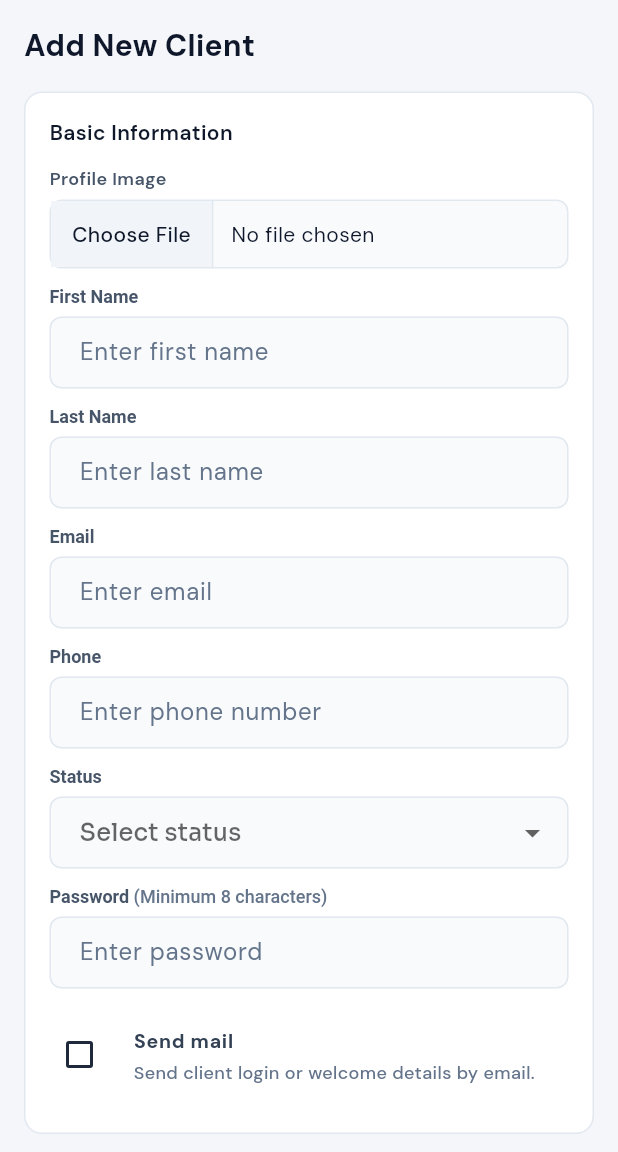
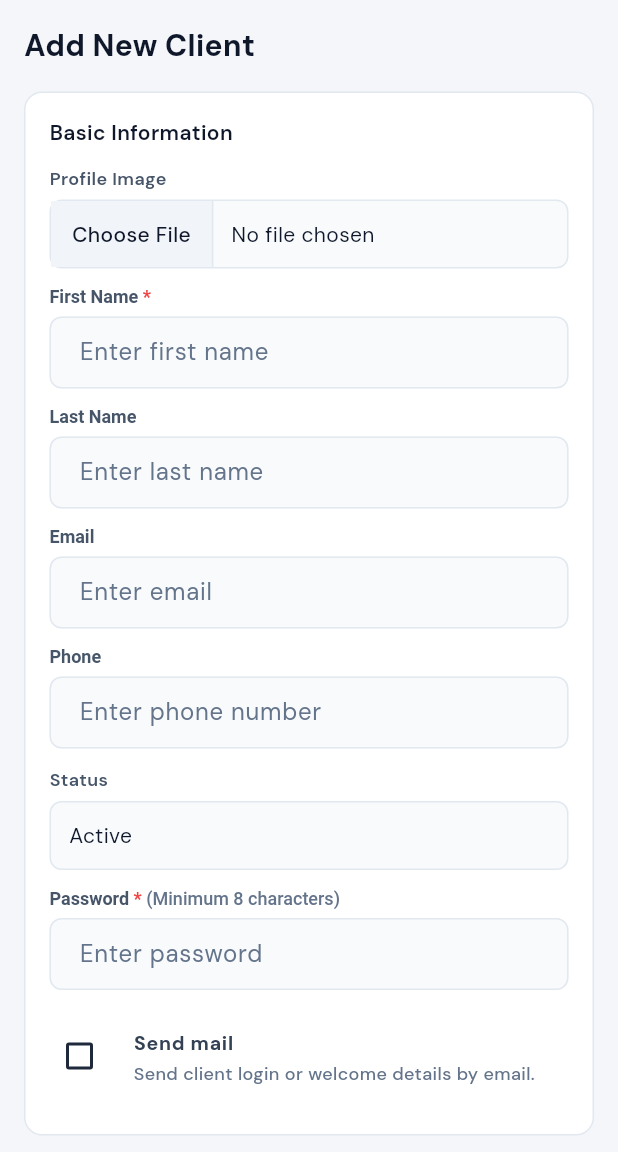
Before and after one commit to Sshinde77/MyCRM, a Flutter app: the AddClientScreen screen opened directly, on a phone screen of 412 x 824 dp, the part 84-1236 px from its top. Run offline on Flutter 3.47's test engine with Material 3 defaults, Android fonts, the phone set to English and light mode, and no system bars; our stand-ins replace device_info_plus, dio, file_picker, firebase_core, firebase_messaging, fl_chart and 12 more; missing offline and left inert: country_state_city_selector, syncfusion_flutter_pdfviewer; accounts and stored records are empty; statements that could not run were skipped.

Commit message:
made changes in the client create and edit form

```diff
--- a/lib/models/client_detail_model.dart
+++ b/lib/models/client_detail_model.dart
@@ -2,6 +2,8 @@ class ClientDetailModel {
   const ClientDetailModel({
     required this.id,
     required this.name,
+    required this.firstName,
+    required this.lastName,
     required this.companyName,
     required this.email,
     required this.phone,
@@ -26,6 +28,8 @@ class ClientDetailModel {
 
   final String id;
   final String name;
+  final String firstName;
+  final String lastName;
   final String companyName;
   final String email;
   final String phone;
@@ -71,6 +75,11 @@ class ClientDetailModel {
       'address_line_1',
     ]);
     final fallbackPersonName = _readFullName(json);
+    final resolvedFirstName = _readString(json, const [
+      'first_name',
+      'firstName',
+    ]);
+    final resolvedLastName = _readString(json, const ['last_name', 'lastName']);
     final resolvedName = _readString(json, [
       'name',
       'full_name',
@@ -160,6 +169,8 @@ class ClientDetailModel {
         'client_id',
       ]),
       name: resolvedName.isNotEmpty ? resolvedName : fallbackPersonName,
+      firstName: resolvedFirstName,
+      lastName: resolvedLastName,
       companyName: resolvedCompanyName,
       email: _readString(json, [
         'email',
--- a/lib/models/client_model.dart
+++ b/lib/models/client_model.dart
@@ -2,6 +2,8 @@ class ClientModel {
   const ClientModel({
     required this.id,
     required this.name,
+    this.firstName = '',
+    this.lastName = '',
     this.companyNames = const [],
     this.companyBusinessDetails = const [],
     required this.email,
@@ -15,6 +17,8 @@ class ClientModel {
 
   final String id;
   final String name;
+  final String firstName;
+  final String lastName;
   final List<String> companyNames;
   final List<ClientBusinessDetail> companyBusinessDetails;
   final String email;
@@ -51,6 +55,14 @@ class ClientModel {
       'title',
     ]);
     final fallbackPersonName = _readFullName(source);
+    final resolvedFirstName = _readString(source, const [
+      'first_name',
+      'firstName',
+    ]);
+    final resolvedLastName = _readString(source, const [
+      'last_name',
+      'lastName',
+    ]);
 
     final resolvedContactName = _readString(source, [
       'contact_name',
@@ -77,6 +89,8 @@ class ClientModel {
           : (resolvedCompanyNames.isNotEmpty
                 ? resolvedCompanyNames.first
                 : fallbackPersonName),
+      firstName: resolvedFirstName,
+      lastName: resolvedLastName,
       companyNames: resolvedCompanyNames,
       companyBusinessDetails: resolvedCompanyBusinessDetails,
       email: _readString(source, [
--- a/lib/screens/add_client_screen.dart
+++ b/lib/screens/add_client_screen.dart
@@ -48,6 +48,9 @@ class _AddClientScreenState extends State<AddClientScreen> {
   void initState() {
     super.initState();
     _hydrateFromArgs();
+    if (!_isEditMode) {
+      _status = 'Active';
+    }
   }
 
   void _hydrateFromArgs() {
@@ -59,6 +62,16 @@ class _AddClientScreenState extends State<AddClientScreen> {
       final rawId = args['id'] ?? args['clientId'] ?? args['client_id'];
       if (rawId != null) {
         resolvedId = rawId.toString();
+      }
+      final rawFirstName =
+          args['first_name'] ?? args['firstName'] ?? args['firstname'];
+      final rawLastName =
+          args['last_name'] ?? args['lastName'] ?? args['lastname'];
+      if (rawFirstName != null) {
+        _firstNameController.text = rawFirstName.toString().trim();
+      }
+      if (rawLastName != null) {
+        _lastNameController.text = rawLastName.toString().trim();
       }
       final rawEdit = args['isEdit'];
       editFlag = rawEdit == true || rawEdit == 'true' || rawEdit == 1;
@@ -94,10 +107,17 @@ class _AddClientScreenState extends State<AddClientScreen> {
   }
 
   void _applyDetail(ClientDetailModel detail) {
+    if (detail.firstName.trim().isNotEmpty ||
+        detail.lastName.trim().isNotEmpty) {
+      _firstNameController.text = detail.firstName.trim();
+      _lastNameController.text = detail.lastName.trim();
+    } else if (_firstNameController.text.trim().isEmpty &&
+        _lastNameController.text.trim().isEmpty) {
       final contactName = detail.contactPerson.trim().isNotEmpty
           ? detail.contactPerson
           : detail.name;
       _applyContactName(contactName);
+    }
     _emailController.text = detail.email;
     _phoneController.text = detail.phone;
     _addressLine1Controller.text = detail.addressLine1;
@@ -256,6 +276,7 @@ class _AddClientScreenState extends State<AddClientScreen> {
                       children: [
                         _TextFieldTile(
                           label: 'First Name',
+                          isRequired: !_isEditMode,
                           controller: _firstNameController,
                           hintText: 'Enter first name',
                         ),
@@ -276,16 +297,24 @@ class _AddClientScreenState extends State<AddClientScreen> {
                           hintText: 'Enter phone number',
                           keyboardType: TextInputType.phone,
                         ),
+                        if (_isEditMode)
                           _DropdownFieldTile(
                             label: 'Status',
                             value: _status,
                             hintText: 'Select status',
                             items: _statusItems(),
-                          onChanged: (value) => setState(() => _status = value),
+                            onChanged: (value) =>
+                                setState(() => _status = value),
+                          )
+                        else
+                          const _StaticFieldTile(
+                            label: 'Status',
+                            value: 'Active',
                           ),
                         if (!_isEditMode)
                           _TextFieldTile(
                             label: 'Password',
+                            isRequired: true,
                             labelHelperText: 'Minimum 8 characters',
                             controller: _passwordController,
                             hintText: 'Enter password',
@@ -460,12 +489,26 @@ class _AddClientScreenState extends State<AddClientScreen> {
     return items;
   }
 
-  String? _validateForm() {
+  String? _nullable(String value) {
+    final normalized = value.trim();
+    return normalized.isEmpty ? null : normalized;
+  }
+
+  String? _validateForm({required bool isCreate}) {
+    final firstName = _firstNameController.text.trim();
+    if (isCreate && firstName.isEmpty) {
+      return 'First name is required.';
+    }
+
     final email = _emailController.text.trim();
     if (email.isNotEmpty && !email.contains('@')) {
       return 'Enter a valid email address.';
     }
+
     final password = _passwordController.text.trim();
+    if (isCreate && password.isEmpty) {
+      return 'Password is required.';
+    }
     if (password.isNotEmpty && password.length < 8) {
       return 'Password must be at least 8 characters.';
     }
@@ -473,7 +516,7 @@ class _AddClientScreenState extends State<AddClientScreen> {
   }
 
   Future<void> _submitClient() async {
-    final validationError = _validateForm();
+    final validationError = _validateForm(isCreate: true);
     if (validationError != null) {
       AppSnackbar.show('Missing details', validationError);
       return;
@@ -489,23 +532,23 @@ class _AddClientScreenState extends State<AddClientScreen> {
         : const <String, String>{};
     final request = CreateClientRequestModel(
       firstName: _firstNameController.text.trim(),
-      lastName: _lastNameController.text.trim(),
-      email: _emailController.text.trim(),
-      phone: _phoneController.text.trim(),
+      lastName: _nullable(_lastNameController.text),
+      email: _nullable(_emailController.text),
+      phone: _nullable(_phoneController.text),
       password: _passwordController.text.trim(),
       sendMail: _sendMail,
-      website: primaryBusiness['website'] ?? '',
-      addressLine1: _addressLine1Controller.text.trim(),
-      addressLine2: _addressLine2Controller.text.trim(),
-      city: _cityController.text.trim(),
-      state: _stateController.text.trim(),
-      postalCode: _postalCodeController.text.trim(),
-      country: _countryController.text.trim(),
+      website: _nullable(primaryBusiness['website'] ?? ''),
+      addressLine1: _nullable(_addressLine1Controller.text),
+      addressLine2: _nullable(_addressLine2Controller.text),
+      city: _nullable(_cityController.text),
+      state: _nullable(_stateController.text),
+      postalCode: _nullable(_postalCodeController.text),
+      country: _nullable(_countryController.text),
       clientType: primaryBusiness['client_type'],
       companyName: primaryBusiness['company_name'],
       industry: primaryBusiness['industry'],
       businessInformation: businessInformation,
-      status: (_status ?? 'active').trim().toLowerCase(),
+      status: 'active',
       profileImagePath: _profileImagePath,
     );
 
@@ -538,7 +581,7 @@ class _AddClientScreenState extends State<AddClientScreen> {
       return;
     }
 
-    final validationError = _validateForm();
+    final validationError = _validateForm(isCreate: false);
     if (validationError != null) {
       AppSnackbar.show('Missing details', validationError);
       return;
@@ -917,6 +960,44 @@ class _ResponsiveFields extends StatelessWidget {
   }
 }
 
+class _StaticFieldTile extends StatelessWidget {
+  const _StaticFieldTile({required this.label, required this.value});
+
+  final String label;
+  final String value;
+
+  @override
+  Widget build(BuildContext context) {
+    return Column(
+      crossAxisAlignment: CrossAxisAlignment.start,
+      children: [
+        Text(
+          label,
+          style: const TextStyle(
+            color: Color(0xFF475569),
+            fontWeight: FontWeight.w600,
+            fontSize: 12,
+          ),
+        ),
+        const SizedBox(height: 6),
+        Container(
+          width: double.infinity,
+          padding: const EdgeInsets.symmetric(horizontal: 12, vertical: 12),
+          decoration: BoxDecoration(
+            color: const Color(0xFFF8FAFC),
+            borderRadius: BorderRadius.circular(8),
+            border: Border.all(color: const Color(0xFFE2E8F0)),
+          ),
+          child: Text(
+            value,
+            style: const TextStyle(color: Color(0xFF0F172A), fontSize: 14),
+          ),
+        ),
+      ],
+    );
+  }
+}
+
 class _TextFieldTile extends StatelessWidget {
   const _TextFieldTile({
     required this.label,
```
Also changed, not shown: lib/screens/clients.dart (+6 -1 lines). Lines whose indentation alone changed are shown as unchanged.
